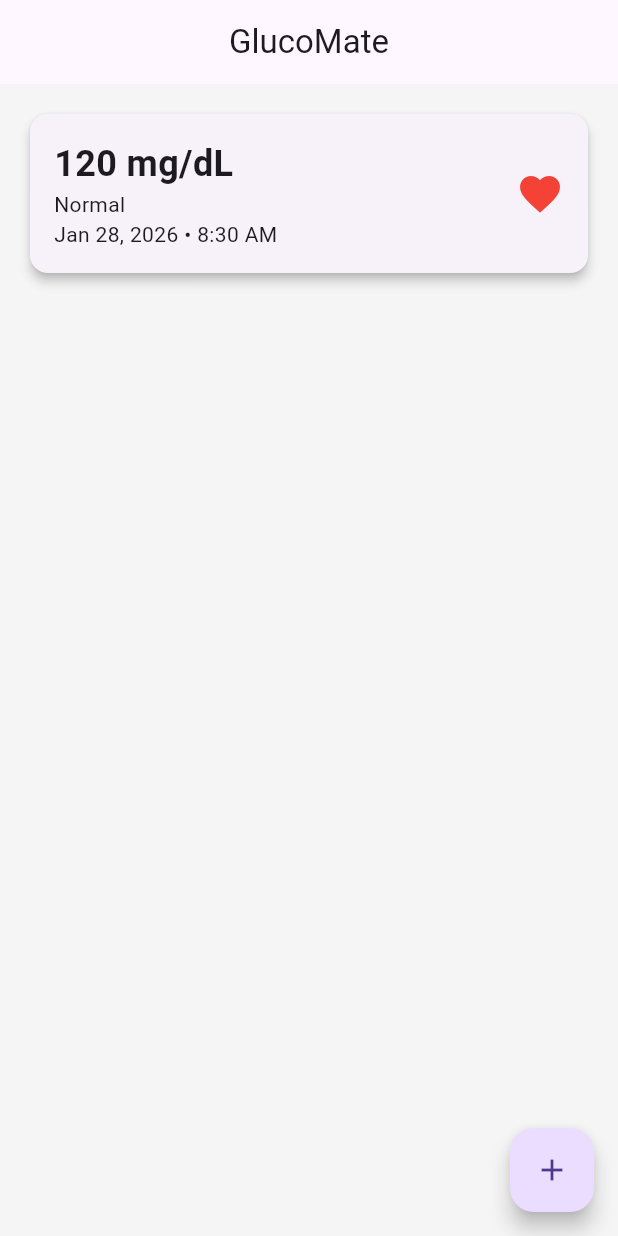
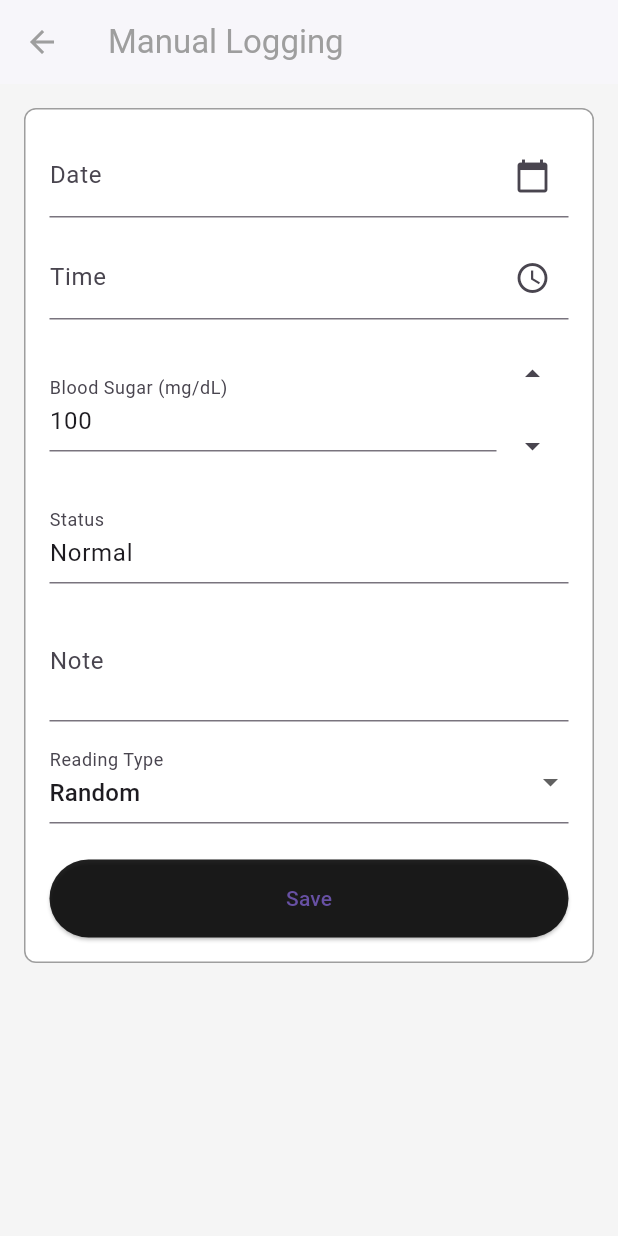
Before and after one commit to ywxvnz/glucomate, a Flutter app: the screen it shows after launch, after a tap on the "add" icon, on a phone screen of 412 x 824 dp. Run offline on Flutter 3.47's test engine with Material 3 defaults, Android fonts, the phone set to English and light mode, and no system bars.

Commit message:
manual log f

```diff
--- a/lib/app.dart
+++ b/lib/app.dart
@@ -1,5 +1,5 @@
 import 'package:flutter/material.dart';
-import 'screens/test_screen.dart';
+import 'screens/dashboard_screen.dart';
 
 class GlucoMateApp extends StatelessWidget {
   const GlucoMateApp({super.key});
--- a/lib/screens/test_screen.dart
+++ b/lib/screens/dashboard_screen.dart
@@ -1,5 +1,6 @@
 import 'package:flutter/material.dart';
 import '../widgets/glucose_card.dart';
+import 'manual_logging_screen.dart';
 
 class DashboardScreen extends StatelessWidget {
   const DashboardScreen({super.key});
@@ -14,19 +15,38 @@
       body: Padding(
         padding: const EdgeInsets.all(16.0),
         child: Column(
-          children: const [
-            GlucoseCard(
+          children: [
+            const GlucoseCard(
               glucoseValue: 120,
               status: 'Normal',
               date: 'Jan 28, 2026',
               time: '8:30 AM',
+            ),
+
+            const SizedBox(height: 24),
+
+            ElevatedButton(
+              onPressed: () {
+                Navigator.push(
+                  context,
+                  MaterialPageRoute(
+                    builder: (_) => ManualLoggingScreen(),
+                  ),
+                );
+              },
+              child: const Text('Go to Manual Logging'),
             ),
           ],
         ),
       ),
       floatingActionButton: FloatingActionButton(
         onPressed: () {
-          // Future: navigate to manual entry / scan screen
+          Navigator.push(
+            context,
+            MaterialPageRoute(
+              builder: (_) => ManualLoggingScreen(),
+            ),
+          );
         },
         child: const Icon(Icons.add),
       ),
--- /dev/null
+++ b/lib/screens/manual_logging_screen.dart
@@ -0,0 +1,229 @@
+import 'package:flutter/material.dart';
+import '../repositories/glucose_repository.dart';
+import '../models/glucose_entry.dart';
+import '../utils/app_colors.dart';
+
+class ManualLoggingScreen extends StatefulWidget {
+  const ManualLoggingScreen({super.key});
+
+  @override
+  State<ManualLoggingScreen> createState() => _ManualLoggingScreenState();
+}
+
+class _ManualLoggingScreenState extends State<ManualLoggingScreen> {
+  final GlucoseRepository repository = GlucoseRepository();
+
+  final TextEditingController dateController = TextEditingController();
+  final TextEditingController timeController = TextEditingController();
+  final TextEditingController glucoseController =
+      TextEditingController(text: '100');
+  final TextEditingController statusController = TextEditingController();
+  final TextEditingController noteController = TextEditingController();
+
+  String readingType = 'Random';
+
+  @override
+  void initState() {
+    super.initState();
+    _updateStatus();
+  }
+
+  @override
+  Widget build(BuildContext context) {
+    return Scaffold(
+      appBar: AppBar(
+        title: const Text('Manual Logging'),
+        backgroundColor: AppColors.white,
+        foregroundColor: AppColors.textGray,
+        elevation: 1,
+      ),
+      body: Padding(
+        padding: const EdgeInsets.all(16),
+        child: Container(
+          padding: const EdgeInsets.all(16),
+          decoration: BoxDecoration(
+            color: AppColors.white,
+            border: Border.all(color: AppColors.borderGray),
+            borderRadius: BorderRadius.circular(8),
+          ),
+          child: SingleChildScrollView(
+            child: Column(
+              children: [
+                // DATE
+                TextField(
+                  controller: dateController,
+                  readOnly: true,
+                  decoration: const InputDecoration(
+                    labelText: 'Date',
+                    suffixIcon: Icon(Icons.calendar_today),
+                  ),
+                  onTap: _pickDate,
+                ),
+                const SizedBox(height: 12),
+
+                // TIME
+                TextField(
+                  controller: timeController,
+                  readOnly: true,
+                  decoration: const InputDecoration(
+                    labelText: 'Time',
+                    suffixIcon: Icon(Icons.access_time),
+                  ),
+                  onTap: _pickTime,
+                ),
+                const SizedBox(height: 12),
+
+                // BLOOD SUGAR WITH STEPPER
+                Row(
+                children: [
+                    Expanded(
+                    child: TextField(
+                        controller: glucoseController,
+                        keyboardType: TextInputType.number,
+                        decoration: const InputDecoration(
+                        labelText: 'Blood Sugar (mg/dL)',
+                        ),
+                        onChanged: (_) => _updateStatus(),
+                    ),
+                    ),
+                    Column(
+                    children: [
+                        IconButton(
+                        icon: const Icon(Icons.arrow_drop_up),
+                        onPressed: () => _changeGlucose(1),
+                        ),
+                        IconButton(
+                        icon: const Icon(Icons.arrow_drop_down),
+                        onPressed: () => _changeGlucose(-1),
+                        ),
+                    ],
+                    ),
+                ],
+                ),
+
+                const SizedBox(height: 12),
+
+                // STATUS (AUTO)
+                TextField(
+                  controller: statusController,
+                  readOnly: true,
+                  decoration: const InputDecoration(
+                    labelText: 'Status',
+                  ),
+                ),
+                const SizedBox(height: 12),
+
+                // NOTE
+                TextField(
+                  controller: noteController,
+                  maxLines: 2,
+                  decoration: const InputDecoration(
+                    labelText: 'Note',
+                  ),
+                ),
+                const SizedBox(height: 12),
+
+                // READING TYPE DROPDOWN
+                DropdownButtonFormField<String>(
+                  value: readingType,
+                  decoration: const InputDecoration(
+                    labelText: 'Reading Type',
+                  ),
+                  items: const [
+                    DropdownMenuItem(value: 'Random', child: Text('Random')),
+                    DropdownMenuItem(value: 'Before Meal', child: Text('Before Meal')),
+                    DropdownMenuItem(value: 'After Meal', child: Text('After Meal')),
+                  ],
+                  onChanged: (value) {
+                    setState(() => readingType = value!);
+                  },
+                ),
+                const SizedBox(height: 24),
+
+                // SAVE
+                SizedBox(
+                  width: double.infinity,
+                  child: ElevatedButton(
+                    onPressed: _saveEntry,
+                    style: ElevatedButton.styleFrom(
+                      backgroundColor: AppColors.buttonGray,
+                      padding: const EdgeInsets.symmetric(vertical: 16),
+                    ),
+                    child: const Text('Save'),
+                  ),
+                ),
+              ],
+            ),
+          ),
+        ),
+      ),
+    );
+  }
+
+  // ---------------- LOGIC ----------------
+
+  void _pickDate() async {
+    final picked = await showDatePicker(
+      context: context,
+      initialDate: DateTime.now(),
+      firstDate: DateTime(2000),
+      lastDate: DateTime.now(),
+    );
+
+    if (picked != null) {
+      dateController.text =
+          '${picked.year}-${picked.month.toString().padLeft(2, '0')}-${picked.day.toString().padLeft(2, '0')}';
+    }
+  }
+
+  void _pickTime() async {
+    final picked = await showTimePicker(
+      context: context,
+      initialTime: TimeOfDay.now(),
+    );
+
+    if (picked != null) {
+      timeController.text =
+          '${picked.hour.toString().padLeft(2, '0')}:${picked.minute.toString().padLeft(2, '0')}';
+    }
+  }
+
+  void _changeGlucose(int delta) {
+    int value = int.tryParse(glucoseController.text) ?? 0;
+    value = (value + delta).clamp(0, 600);
+    glucoseController.text = value.toString();
+    _updateStatus();
+  }
+
+  void _updateStatus() {
+    final value = int.tryParse(glucoseController.text) ?? 0;
+
+    if (value < 70) {
+      statusController.text = 'Low';
+    } else if (value <= 180) {
+      statusController.text = 'Normal';
+    } else {
+      statusController.text = 'High';
+    }
+  }
+
+  void _saveEntry() {
+    final entry = GlucoseEntry(
+      dateTime: DateTime.parse(
+        '${dateController.text} ${timeController.text}',
+      ),
+      glucoseValue: double.parse(glucoseController.text),
+      status: statusController.text,
+      note: noteController.text,
+      readingType: readingType,
+      source: 'manual', // hidden backend logic
+      imagePath: null,
+    );
+
+    repository.addEntry(entry);
+
+    ScaffoldMessenger.of(context).showSnackBar(
+      const SnackBar(content: Text('Reading saved locally')),
+    );
+  }
+}
```
